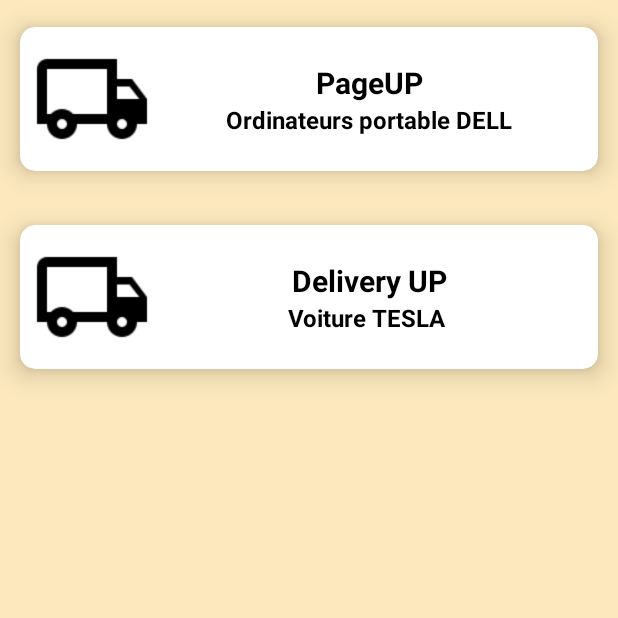
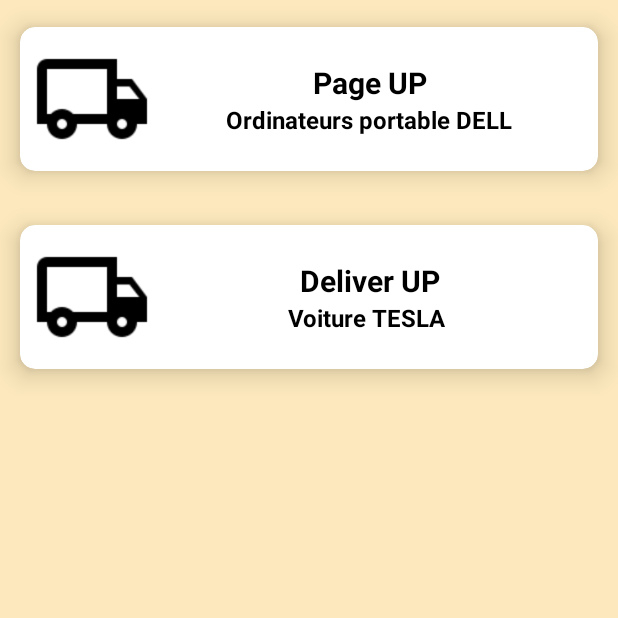
Before and after one commit to Aizen39/demotour, an Android app: the TourFragment screen opened through its navigation route, on a phone screen of 412 x 824 dp, the top half of it. Run offline under Robolectric (Android 15) with nearby library versions, the phone set to English and light mode, and no system bars; our stand-ins replace data binding.

```diff
--- a/app/src/main/kotlin/fr/pageup/demoapp/ui/fragments/TourFragment.kt
+++ b/app/src/main/kotlin/fr/pageup/demoapp/ui/fragments/TourFragment.kt
@@ -39,8 +39,8 @@
 
     /** set data*/
     fun listOrders(){
-        customersData.add(Customer("Page", "UP","Ordinateurs portable DELL", R.drawable.delivery_logo))
-        customersData.add(Customer("Delivery ", "UP","Voiture TESLA ", R.drawable.delivery_logo))
+        customersData.add(Customer("Page ", "UP","Ordinateurs portable DELL", R.drawable.delivery_logo))
+        customersData.add(Customer("Deliver ", "UP","Voiture TESLA ", R.drawable.delivery_logo))
 
     }
 
--- a/app/src/main/kotlin/fr/pageup/demoapp/ui/viewmodels/TourAdapter.kt
+++ b/app/src/main/kotlin/fr/pageup/demoapp/ui/viewmodels/TourAdapter.kt
@@ -17,6 +17,7 @@
 
 
     inner class TourViewHolder(v: View) : RecyclerView.ViewHolder(v) {
+
         var ordersName = v.findViewById<TextView>(R.id.delivery_name)
         var ordersDescription = v.findViewById<TextView>(R.id.delivery_description)
         var ordersLogo = v.findViewById<ImageView>(R.id.delivery_logo)
@@ -26,8 +27,8 @@
     /** create and display each element from our model there, returning the viewholder class,
      * convert data into elements of recyclerview*/
     override fun onCreateViewHolder(parent: ViewGroup, viewType: Int): TourViewHolder {
-        var inflater = LayoutInflater.from(parent.context)
-        var v = inflater.inflate(R.layout.fragment_detail, parent, false)
+        val inflater = LayoutInflater.from(parent.context)
+        val v = inflater.inflate(R.layout.fragment_detail, parent, false)
         return TourViewHolder(v)
     }
 
--- a/app/src/main/res/layout/fragment_detail.xml
+++ b/app/src/main/res/layout/fragment_detail.xml
@@ -2,6 +2,12 @@
 <layout xmlns:android="http://schemas.android.com/apk/res/android"
     xmlns:app="http://schemas.android.com/apk/res-auto"
     xmlns:card_view="http://schemas.android.com/tools">
+
+    <data>
+        <variable
+            name="isItemsList"
+            type="fr.pageup.demoapp.data.Customer"/>
+    </data>
 
     <androidx.cardview.widget.CardView
         app:cardElevation="10dp"
@@ -18,6 +24,7 @@
             android:layout_height="wrap_content">
             <ImageView
                 android:id="@+id/delivery_logo"
+                android:src="@{isItemsList.img}"
                 android:layout_width="80dp"
                 android:layout_height="80dp"/>
             <LinearLayout
@@ -27,6 +34,7 @@
                 android:orientation="vertical">
                 <TextView
                     android:id="@+id/delivery_name"
+                    android:text="@{isItemsList.firstname + isItemsList.lastname}"
                     android:textStyle="bold"
                     android:textColor="@color/black"
                     android:textSize="20sp"
@@ -35,6 +43,7 @@
                     android:gravity="center"/>
                 <TextView
                     android:id="@+id/delivery_description"
+                    android:text="@{isItemsList.description}"
                     android:textStyle="bold"
                     android:textColor="@color/black"
                     android:textSize="16sp"
```
